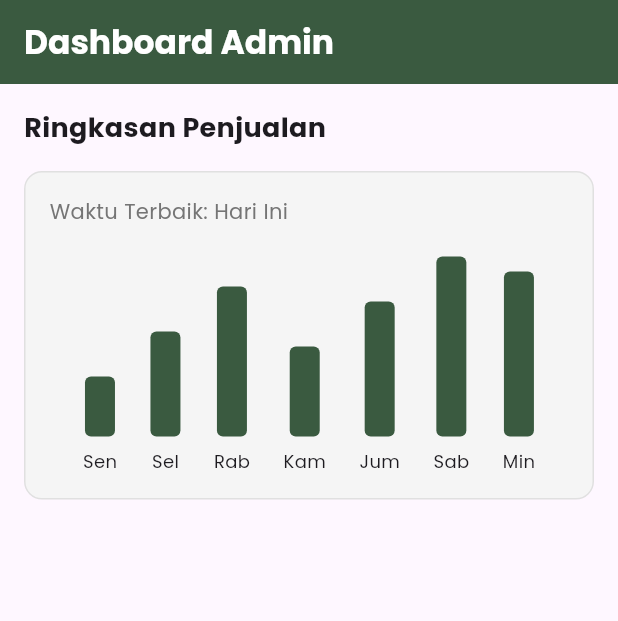
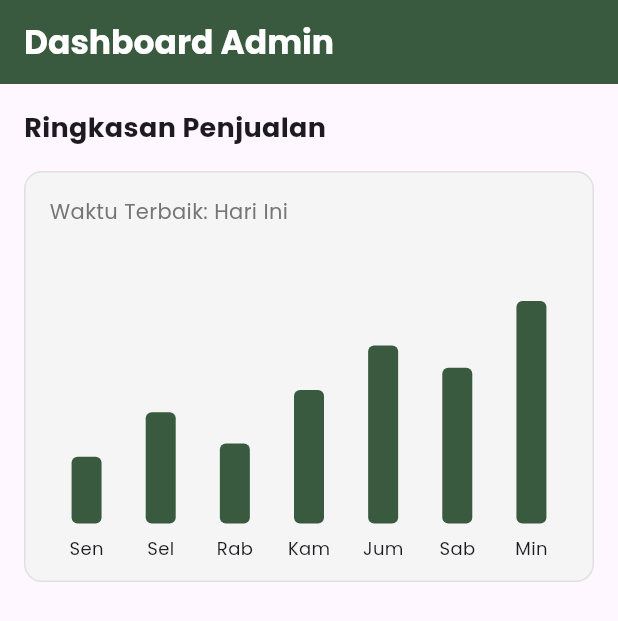
Before and after one commit to MadouseiXalisphera/Proyek-Pemograman-mobile, a Flutter app: the AdminDashboardView screen opened directly, on a phone screen of 412 x 824 dp. Shown: the top 621 px of the screen. Run offline on Flutter 3.47's test engine with Material 3 defaults, Android fonts, the phone set to English and light mode, and no system bars; drawn by our look-alikes of fl_chart; our stand-ins replace get, google_fonts.

Commit message:
80% pengerjaan

```diff
--- /dev/null
+++ b/lib/app/modules/admin/controllers/admin_dashboard_controller.dart
@@ -0,0 +1,6 @@
+import 'package:get/get.dart';
+
+class AdminDashboardController extends GetxController {
+  // Data dummy penjualan (Senin - Minggu) dalam nominal Ribuan
+  final salesData = <double>[150, 250, 180, 300, 400, 350, 500].obs;
+}
--- a/lib/app/modules/admin/views/admin_dashboard_view.dart
+++ b/lib/app/modules/admin/views/admin_dashboard_view.dart
@@ -1,12 +1,18 @@
 import 'package:flutter/material.dart';
 import 'package:google_fonts/google_fonts.dart';
+import 'package:get/get.dart';
+import 'package:fl_chart/fl_chart.dart';
+import '../controllers/admin_dashboard_controller.dart';
 
-class AdminDashboardView extends StatelessWidget {
-  // Perbaikan Konstruktor
+// Ubah StatelessWidget menjadi GetView agar terhubung dengan Controller
+class AdminDashboardView extends GetView<AdminDashboardController> {
   const AdminDashboardView({super.key});
 
   @override
   Widget build(BuildContext context) {
+    // Memanggil controller agar datanya siap digunakan
+    Get.put(AdminDashboardController());
+
     return Scaffold(
       appBar: AppBar(
         title: Text('Dashboard Admin', style: GoogleFonts.poppins(fontWeight: FontWeight.bold)),
@@ -32,19 +38,56 @@
                 children: [
                   Text("Waktu Terbaik: Hari Ini", style: GoogleFonts.poppins(fontSize: 14, color: Colors.grey[600])),
                   const SizedBox(height: 20),
-                  Row(
-                    mainAxisAlignment: MainAxisAlignment.spaceEvenly,
-                    crossAxisAlignment: CrossAxisAlignment.end,
-                    children: [
-                      _buildBar("Sen", 40),
-                      _buildBar("Sel", 70),
-                      _buildBar("Rab", 100),
-                      _buildBar("Kam", 60),
-                      _buildBar("Jum", 90),
-                      _buildBar("Sab", 120),
-                      _buildBar("Min", 110),
-                    ],
-                  )
+
+                  // Mengganti _buildBar manual dengan grafik BarChart dari fl_chart
+                  SizedBox(
+                    height: 200, // Tinggi area grafik
+                    child: Obx(() => BarChart(
+                      BarChartData(
+                        alignment: BarChartAlignment.spaceAround,
+                        maxY: 600, // Sesuaikan dengan batas maksimal datamu
+                        barTouchData: BarTouchData(enabled: true),
+                        titlesData: FlTitlesData(
+                          show: true,
+                          bottomTitles: AxisTitles(
+                            sideTitles: SideTitles(
+                              showTitles: true,
+                              getTitlesWidget: (value, meta) {
+                                const days = ['Sen', 'Sel', 'Rab', 'Kam', 'Jum', 'Sab', 'Min'];
+                                return Padding(
+                                  padding: const EdgeInsets.only(top: 8.0),
+                                  child: Text(
+                                    days[value.toInt()],
+                                    style: GoogleFonts.poppins(fontSize: 12),
+                                  ),
+                                );
+                              },
+                            ),
+                          ),
+                          // Menyembunyikan teks di kiri, atas, dan kanan agar bersih seperti desain aslimu
+                          leftTitles: const AxisTitles(sideTitles: SideTitles(showTitles: false)),
+                          topTitles: const AxisTitles(sideTitles: SideTitles(showTitles: false)),
+                          rightTitles: const AxisTitles(sideTitles: SideTitles(showTitles: false)),
+                        ),
+                        gridData: const FlGridData(show: false),
+                        borderData: FlBorderData(show: false),
+                        barGroups: List.generate(
+                          controller.salesData.length,
+                          (index) => BarChartGroupData(
+                            x: index,
+                            barRods: [
+                              BarChartRodData(
+                                toY: controller.salesData[index],
+                                color: const Color(0xFF3A5A40), // Menggunakan warna dari desain aslimu
+                                width: 20,
+                                borderRadius: BorderRadius.circular(4),
+                              )
+                            ],
+                          ),
+                        ),
+                      ),
+                    )),
+                  ),
                 ],
               ),
             ),
@@ -53,21 +96,4 @@
       ),
     );
   }
-
-  Widget _buildBar(String day, double height) {
-    return Column(
-      children: [
-        Container(
-          height: height,
-          width: 20,
-          decoration: BoxDecoration(
-            color: const Color(0xFF3A5A40),
-            borderRadius: BorderRadius.circular(4),
-          ),
-        ),
-        const SizedBox(height: 8),
-        Text(day, style: GoogleFonts.poppins(fontSize: 12)),
-      ],
-    );
-  }
 }
--- a/pubspec.yaml
+++ b/pubspec.yaml
@@ -36,6 +36,7 @@
   # The following adds the Cupertino Icons font to your application.
   # Use with the CupertinoIcons class for iOS style icons.
   cupertino_icons: ^1.0.8
+  fl_chart: ^1.2.0
 
 dev_dependencies:
   flutter_test:
```
Also changed, not shown: pubspec.lock.
